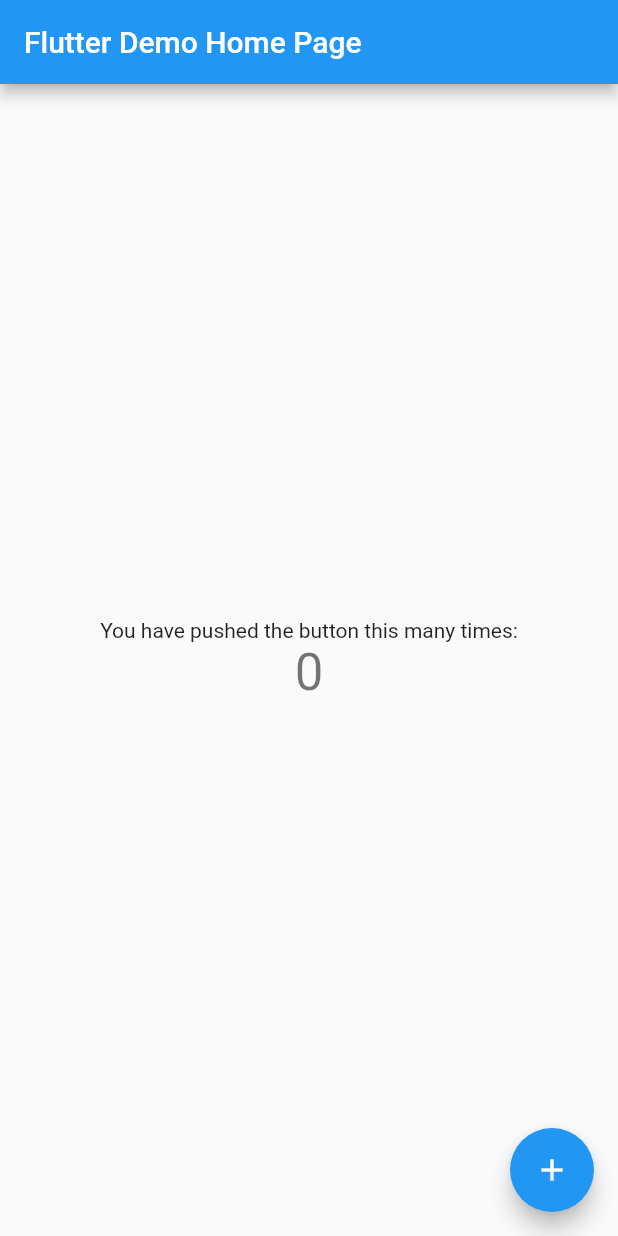
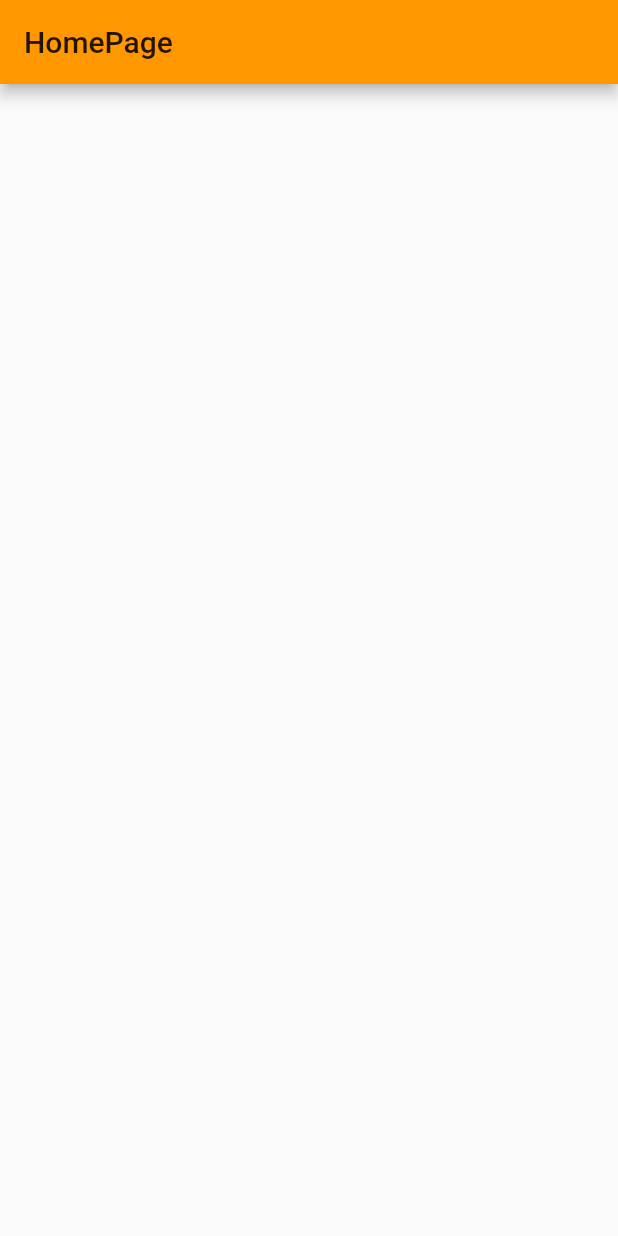
Before and after one commit to HQAnime/AnimeGo-Re, a Flutter app: the screen it shows after launch, on a phone screen of 412 x 824 dp. Run offline on Flutter 3.47's test engine with Material 2 defaults, Android fonts, the phone set to English and light mode, and no system bars.

Commit message:
added some screens

```diff
--- a/AnimeGo/lib/main.dart
+++ b/AnimeGo/lib/main.dart
@@ -1,4 +1,5 @@
 import 'package:flutter/material.dart';
+import 'ui/page/HomePage.dart';
 
 void main() => runApp(MyApp());
 
@@ -7,105 +8,11 @@
   @override
   Widget build(BuildContext context) {
     return MaterialApp(
-      title: 'Flutter Demo',
+      title: 'AnimeGo Re',
       theme: ThemeData(
-        // This is the theme of your application.
-        //
-        // Try running your application with "flutter run". You'll see the
-        // application has a blue toolbar. Then, without quitting the app, try
-        // changing the primarySwatch below to Colors.green and then invoke
-        // "hot reload" (press "r" in the console where you ran "flutter run",
-        // or simply save your changes to "hot reload" in a Flutter IDE).
-        // Notice that the counter didn't reset back to zero; the application
-        // is not restarted.
-        primarySwatch: Colors.blue,
+        primarySwatch: Colors.orange,
       ),
-      home: MyHomePage(title: 'Flutter Demo Home Page'),
+      home: HomePage(),
     );
   }
 }
-
-class MyHomePage extends StatefulWidget {
-  MyHomePage({Key key, this.title}) : super(key: key);
-
-  // This widget is the home page of your application. It is stateful, meaning
-  // that it has a State object (defined below) that contains fields that affect
-  // how it looks.
-
-  // This class is the configuration for the state. It holds the values (in this
-  // case the title) provided by the parent (in this case the App widget) and
-  // used by the build method of the State. Fields in a Widget subclass are
-  // always marked "final".
-
-  final String title;
-
-  @override
-  _MyHomePageState createState() => _MyHomePageState();
-}
-
-class _MyHomePageState extends State<MyHomePage> {
-  int _counter = 0;
-
-  void _incrementCounter() {
-    setState(() {
-      // This call to setState tells the Flutter framework that something has
-      // changed in this State, which causes it to rerun the build method below
-      // so that the display can reflect the updated values. If we changed
-      // _counter without calling setState(), then the build method would not be
-      // called again, and so nothing would appear to happen.
-      _counter++;
-    });
-  }
-
-  @override
-  Widget build(BuildContext context) {
-    // This method is rerun every time setState is called, for instance as done
-    // by the _incrementCounter method above.
-    //
-    // The Flutter framework has been optimized to make rerunning build methods
-    // fast, so that you can just rebuild anything that needs updating rather
-    // than having to individually change instances of widgets.
-    return Scaffold(
-      appBar: AppBar(
-        // Here we take the value from the MyHomePage object that was created by
-        // the App.build method, and use it to set our appbar title.
-        title: Text(widget.title),
-      ),
-      body: Center(
-        // Center is a layout widget. It takes a single child and positions it
-        // in the middle of the parent.
-        child: Column(
-          // Column is also a layout widget. It takes a list of children and
-          // arranges them vertically. By default, it sizes itself to fit its
-          // children horizontally, and tries to be as tall as its parent.
-          //
-          // Invoke "debug painting" (press "p" in the console, choose the
-          // "Toggle Debug Paint" action from the Flutter Inspector in Android
-          // Studio, or the "Toggle Debug Paint" command in Visual Studio Code)
-          // to see the wireframe for each widget.
-          //
-          // Column has various properties to control how it sizes itself and
-          // how it positions its children. Here we use mainAxisAlignment to
-          // center the children vertically; the main axis here is the vertical
-          // axis because Columns are vertical (the cross axis would be
-          // horizontal).
-          mainAxisAlignment: MainAxisAlignment.center,
-          children: <Widget>[
-            Text(
-              'You have pushed the button this many times:',
-            ),
-            Text(
-              '$_counter',
-              style: Theme.of(context).textTheme.headline4,
-            ),
-          ],
-        ),
-      ),
-      floatingActionButton: FloatingActionButton(
-        onPressed: _incrementCounter,
-        tooltip: 'Increment',
-        child: Icon(Icons.add),
-      ), // This trailing comma makes auto-formatting nicer for build methods.
-    );
-  }
-}
--- /dev/null
+++ b/AnimeGo/lib/ui/page/HomePage.dart
@@ -0,0 +1,22 @@
+import 'package:flutter/material.dart';
+
+/// HomePage class
+class HomePage extends StatefulWidget {
+  HomePage({Key key}) : super(key: key);
+
+  @override
+  _HomePageState createState() => _HomePageState();
+}
+
+
+class _HomePageState extends State<HomePage> {
+  @override
+  Widget build(BuildContext context) {
+    return Scaffold(
+      appBar: AppBar(
+        title: Text('HomePage')
+      ),
+      body: Container(),
+    );
+  }
+}
```
Also changed, not shown: AnimeGo/lib/ui/page/LastestAnime.dart (added, +22 -0 lines), AnimeGo/lib/ui/page/SearchAnime.dart (added, +22 -0 lines), AnimeGo/lib/ui/page/SeasonalAnime.dart (added, +22 -0 lines), AnimeGo/lib/ui/page/Settings.dart (added, +22 -0 lines).
